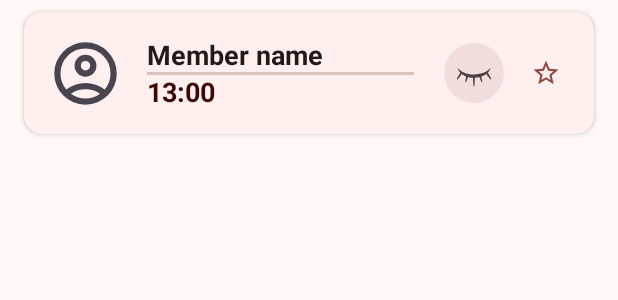
After one commit to Ramazanova-pea/WakeMeUp, an Android app: the layout item_member.xml on its own in the app's theme, with its tools: preview values and no code run, on a phone screen of 412 x 824 dp. The commit adds this screen. Shown: the top 300 px of the screen. Run offline under Robolectric (Android 15) with nearby library versions, the phone set to English and light mode, and no system bars.

Commit message:
Add member item amd member menu

```diff
--- /dev/null
+++ b/app/src/main/res/drawable/star.xml
@@ -0,0 +1,9 @@
+<vector xmlns:android="http://schemas.android.com/apk/res/android"
+    android:width="24dp"
+    android:height="24dp"
+    android:viewportWidth="960"
+    android:viewportHeight="960">
+  <path
+      android:pathData="m354,673 l126,-76 126,77 -33,-144 111,-96 -146,-13 -58,-136 -58,135 -146,13 111,97 -33,143ZM233,840l65,-281L80,370l288,-25 112,-265 112,265 288,25 -218,189 65,281 -247,-149 -247,149ZM480,490Z"
+      android:fillColor="#e8eaed"/>
+</vector>
--- /dev/null
+++ b/app/src/main/res/drawable/star_40.xml
@@ -0,0 +1,9 @@
+<vector xmlns:android="http://schemas.android.com/apk/res/android"
+    android:width="120dp"
+    android:height="120dp"
+    android:viewportWidth="960"
+    android:viewportHeight="960">
+  <path
+      android:pathData="M333.33,701 L480,613l146.67,89 -39,-166.67 129,-112 -170,-15L480,251l-66.67,156.33 -170,15 129,112.34 -39,166.33ZM233,840l65,-281L80,370l288,-25 112,-265 112,265 288,25 -218,189 65,281 -247,-149 -247,149ZM480,486.67Z"
+      android:fillColor="#e8eaed"/>
+</vector>
--- a/app/src/main/res/layout/fragment_room.xml
+++ b/app/src/main/res/layout/fragment_room.xml
@@ -16,7 +16,7 @@
             android:layout_height="wrap_content"
             android:minHeight="?attr/actionBarSize"
             app:navigationIcon="@drawable/arrow_back"
-            app:menu="@menu/top_app_bar_menu_rooms"
+            app:menu="@menu/top_app_bar_menu_rooms_admin"
             app:subtitleCentered="true"
             app:titleCentered="true"
             android:backgroundTint="@color/design_default_color_surface"
--- /dev/null
+++ b/app/src/main/res/layout/item_member.xml
@@ -0,0 +1,111 @@
+<?xml version="1.0" encoding="utf-8"?>
+<androidx.cardview.widget.CardView xmlns:android="http://schemas.android.com/apk/res/android"
+    xmlns:app="http://schemas.android.com/apk/res-auto"
+    xmlns:tools="http://schemas.android.com/tools"
+    android:layout_width="match_parent"
+    android:layout_height="wrap_content"
+    android:layout_marginTop="8dp"
+    android:layout_marginStart="16dp"
+    android:layout_marginEnd="16dp"
+    android:elevation="8dp"
+    app:cardCornerRadius="12dp"
+    android:backgroundTint="@color/md_theme_surfaceContainerLow">
+
+
+    <androidx.constraintlayout.widget.ConstraintLayout
+        android:layout_width="match_parent"
+        android:layout_height="match_parent">
+
+
+        <com.google.android.material.imageview.ShapeableImageView
+            android:id="@+id/profile_pic"
+            android:layout_width="@dimen/profile_picture_size"
+            android:layout_height="@dimen/profile_picture_size"
+            android:layout_marginStart="16dp"
+            android:src="@drawable/account_circle_24px"
+            app:layout_constraintBottom_toBottomOf="parent"
+            app:layout_constraintStart_toStartOf="parent"
+            app:layout_constraintTop_toTopOf="parent"
+            app:shapeAppearanceOverlay="@style/roundedImageViewRounded"
+
+            />
+
+        <com.google.android.material.imageview.ShapeableImageView
+            android:id="@+id/status_background"
+            android:layout_width="48dp"
+            android:layout_height="48dp"
+            android:background="@color/md_theme_surfaceContainerHighest"
+            android:padding="4dp"
+            app:layout_constraintBottom_toBottomOf="parent"
+            app:layout_constraintEnd_toStartOf="@id/addToFriendList"
+            app:layout_constraintHorizontal_chainStyle="spread"
+            app:layout_constraintTop_toTopOf="parent"
+            app:shapeAppearanceOverlay="@style/roundedImageViewRounded" />
+
+        <com.google.android.material.imageview.ShapeableImageView
+            android:id="@+id/wake_up_status"
+            android:layout_width="24dp"
+            android:layout_height="wrap_content"
+            android:src="@drawable/closed_eye"
+            android:tint="@color/md_theme_onSurfaceVariant_mediumContrast"
+            app:layout_constraintBottom_toBottomOf="@+id/status_background"
+            app:layout_constraintEnd_toEndOf="@+id/status_background"
+            app:layout_constraintStart_toStartOf="@+id/status_background"
+            app:layout_constraintTop_toTopOf="@+id/status_background"
+            app:shapeAppearanceOverlay="@style/roundedImageViewRounded" />
+
+        <com.google.android.material.textview.MaterialTextView
+            android:id="@+id/friend_name"
+            style="@style/friends_text_style"
+            android:layout_width="wrap_content"
+            android:layout_height="wrap_content"
+            android:layout_marginStart="16dp"
+            android:layout_marginTop="16dp"
+            android:textColor="@color/md_theme_onSurface"
+            android:textSize="18sp"
+            android:textStyle="bold"
+            app:layout_constraintBottom_toTopOf="@id/wakeup_time"
+            app:layout_constraintStart_toEndOf="@id/profile_pic"
+            app:layout_constraintTop_toTopOf="parent"
+            app:layout_constraintVertical_chainStyle="packed"
+            tools:text="Member name" />
+
+        <com.google.android.material.divider.MaterialDivider
+            android:layout_width="0dp"
+            android:layout_height="wrap_content"
+            app:dividerInsetEnd="16dp"
+            app:dividerInsetStart="16dp"
+            app:dividerThickness="2dp"
+            app:layout_constraintBottom_toTopOf="@+id/wakeup_time"
+            app:layout_constraintEnd_toStartOf="@id/status_background"
+            app:layout_constraintStart_toEndOf="@id/profile_pic"
+            app:layout_constraintTop_toBottomOf="@+id/friend_name" />
+
+        <com.google.android.material.textview.MaterialTextView
+            android:id="@+id/wakeup_time"
+            style="@style/friends_text_style"
+            android:layout_width="wrap_content"
+            android:layout_height="wrap_content"
+            android:layout_marginStart="16dp"
+            android:layout_marginBottom="16dp"
+            android:textColor="@color/md_theme_onPrimaryContainer"
+            android:textSize="18sp"
+            android:textStyle="bold"
+            app:layout_constraintBottom_toBottomOf="parent"
+            app:layout_constraintStart_toEndOf="@id/profile_pic"
+            app:layout_constraintTop_toBottomOf="@id/friend_name"
+            tools:text="13:00" />
+
+        <Button
+            android:id="@+id/addToFriendList"
+            style="?attr/materialIconButtonStyle"
+            android:layout_width="40dp"
+            android:layout_height="40dp"
+            android:layout_marginEnd="16dp"
+            app:icon="@drawable/star_40"
+            app:layout_constraintBottom_toBottomOf="parent"
+            app:layout_constraintEnd_toEndOf="parent"
+            app:layout_constraintTop_toTopOf="parent" />
+    </androidx.constraintlayout.widget.ConstraintLayout>
+
+</androidx.cardview.widget.CardView>
--- /dev/null
+++ b/app/src/main/res/menu/top_app_bar_menu_rooms_users.xml
@@ -0,0 +1,12 @@
+<?xml version="1.0" encoding="utf-8"?>
+<menu xmlns:android="http://schemas.android.com/apk/res/android"
+    xmlns:app="http://schemas.android.com/apk/res-auto">
+
+    <item
+        android:id="@+id/overflowMenu"
+        android:title="Overflow menu"
+        android:contentDescription="Overflow menu"
+        android:icon="@drawable/more"
+        app:showAsAction="ifRoom"
+        />
+</menu>
```
Also changed, not shown: app/src/main/res/menu/top_app_bar_menu_rooms_admin.xml (renamed from app/src/main/res/menu/top_app_bar_menu_rooms.xml).
